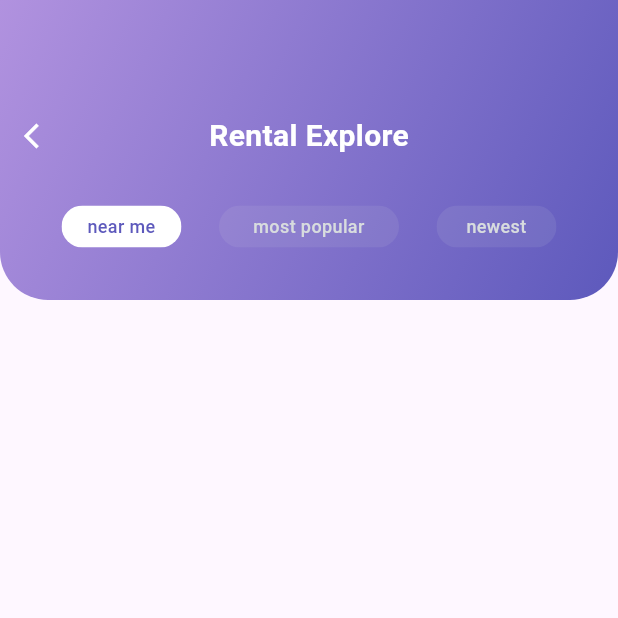
After one commit to bintangbind9/cycle_go, a Flutter app: the screen it shows after launch, after a tap on "Rental Explore", on a phone screen of 412 x 824 dp, the top half of it. The commit adds this screen. Run offline on Flutter 3.47's test engine with Material 2 defaults, Android fonts, the phone set to English and light mode, and no system bars.

Commit message:
Update Rental Explore AppBar

```diff
--- a/lib/constants/styles.dart
+++ b/lib/constants/styles.dart
@@ -1,4 +1,5 @@
 class Styles {
   static const double mainPadding = 16.0;
   static const double mainRadius = 32.0;
+  static const num mainTopPadding = 60;
 }
--- a/lib/presentations/home_page/home_page.dart
+++ b/lib/presentations/home_page/home_page.dart
@@ -3,7 +3,7 @@ import 'package:cyclego/constants/app_images.dart';
 import 'package:cyclego/constants/styles.dart';
 import 'package:cyclego/presentations/home_page/greeting_widget.dart';
 import 'package:cyclego/presentations/home_page/main_banner_widget.dart';
-import 'package:cyclego/presentations/shared_widgets/primay_button_widget.dart';
+import 'package:cyclego/presentations/shared_widgets/primary_button_widget.dart';
 import 'package:cyclego/presentations/shared_widgets/radio_text_widget.dart';
 import 'package:cyclego/utils/extensions/sized_box.dart';
 import 'package:flutter/material.dart';
@@ -29,7 +29,7 @@ class HomePage extends StatelessWidget {
             child: Column(
               crossAxisAlignment: CrossAxisAlignment.start,
               children: [
-                60.sizedBoxHeight,
+                Styles.mainTopPadding.sizedBoxHeight,
                 const GreetingWidget(),
                 const MainBannerWidget(),
                 const RadioTextWidget(
--- a/lib/presentations/home_page/main_banner_widget.dart
+++ b/lib/presentations/home_page/main_banner_widget.dart
@@ -1,4 +1,5 @@
 import 'package:cyclego/constants/constants.dart';
+import 'package:cyclego/presentations/home_page/rental_explore_page/rental_explore_page.dart';
 import 'package:cyclego/utils/extensions/sized_box.dart';
 import 'package:flutter/material.dart';
 
@@ -16,7 +17,16 @@ class MainBannerWidget extends StatelessWidget {
             vertical: 20,
             horizontal: Styles.mainPadding,
           ),
-          child: Container(
+          child: Material(
+            type: MaterialType.transparency,
+            child: InkWell(
+              onTap: () => Navigator.of(context).push(
+                MaterialPageRoute(
+                  builder: (context) => const RentalExplorePage(),
+                ),
+              ),
+              borderRadius: BorderRadius.circular(Styles.mainRadius),
+              child: Ink(
                 width: MediaQuery.of(context).size.width,
                 height: 200,
                 decoration: BoxDecoration(
@@ -83,6 +93,8 @@ class MainBannerWidget extends StatelessWidget {
                 ),
               ),
             ),
+          ),
+        ),
         SizedBox(
           width: MediaQuery.of(context).size.width,
           height: 240,
--- /dev/null
+++ b/lib/presentations/home_page/rental_explore_page/rental_explore_page.dart
@@ -0,0 +1,128 @@
+import 'package:cyclego/constants/styles.dart';
+import 'package:cyclego/presentations/shared_widgets/tab_button_widget.dart';
+import 'package:cyclego/utils/extensions/sized_box.dart';
+import 'package:flutter/material.dart';
+
+import '../../../constants/app_colors.dart';
+
+enum RentalExploreFilter {
+  nearMe,
+  mostPopular,
+  newest,
+}
+
+class RentalExplorePage extends StatefulWidget {
+  const RentalExplorePage({super.key});
+
+  @override
+  State<RentalExplorePage> createState() => _RentalExplorePageState();
+}
+
+class _RentalExplorePageState extends State<RentalExplorePage> {
+  RentalExploreFilter _filter = RentalExploreFilter.nearMe;
+
+  void setFilter(RentalExploreFilter filter) {
+    setState(() {
+      _filter = filter;
+    });
+  }
+
+  @override
+  Widget build(BuildContext context) {
+    return Scaffold(
+      body: Column(
+        children: [
+          Container(
+            width: MediaQuery.of(context).size.width,
+            height: 200,
+            decoration: const BoxDecoration(
+              gradient: LinearGradient(
+                begin: Alignment.topLeft,
+                end: Alignment.bottomRight,
+                colors: AppColors.gradientSecondary,
+              ),
+              borderRadius: BorderRadius.only(
+                bottomLeft: Radius.circular(Styles.mainRadius),
+                bottomRight: Radius.circular(Styles.mainRadius),
+              ),
+            ),
+            child: Column(
+              children: [
+                Styles.mainTopPadding.sizedBoxHeight,
+                SizedBox(
+                  width: MediaQuery.of(context).size.width,
+                  child: Padding(
+                    padding: const EdgeInsets.all(Styles.mainPadding),
+                    child: Row(
+                      mainAxisAlignment: MainAxisAlignment.spaceBetween,
+                      children: [
+                        GestureDetector(
+                          onTap: () => Navigator.pop(context),
+                          child: const Icon(
+                            Icons.arrow_back_ios,
+                            color: AppColors.white,
+                            size: 20,
+                          ),
+                        ),
+                        const Text(
+                          'Rental Explore',
+                          style: TextStyle(
+                            color: AppColors.white,
+                            fontWeight: FontWeight.bold,
+                            fontSize: 20,
+                          ),
+                        ),
+                        20.sizedBoxWidth,
+                      ],
+                    ),
+                  ),
+                ),
+                Padding(
+                  padding: const EdgeInsets.all(Styles.mainPadding),
+                  child: Row(
+                    mainAxisAlignment: MainAxisAlignment.spaceEvenly,
+                    children: [
+                      TabButtonWidget(
+                        onPressed: () => setFilter(
+                          RentalExploreFilter.nearMe,
+                        ),
+                        text: 'near me',
+                        textSize: 12,
+                        width: 80,
+                        height: 28,
+                        isEnabled: _filter == RentalExploreFilter.nearMe,
+                        horizontalPadding: 14,
+                      ),
+                      TabButtonWidget(
+                        onPressed: () => setFilter(
+                          RentalExploreFilter.mostPopular,
+                        ),
+                        text: 'most popular',
+                        textSize: 12,
+                        width: 120,
+                        height: 28,
+                        isEnabled: _filter == RentalExploreFilter.mostPopular,
+                        horizontalPadding: 14,
+                      ),
+                      TabButtonWidget(
+                        onPressed: () => setFilter(
+                          RentalExploreFilter.newest,
+                        ),
+                        text: 'newest',
+                        textSize: 12,
+                        width: 80,
+                        height: 28,
+                        isEnabled: _filter == RentalExploreFilter.newest,
+                        horizontalPadding: 14,
+                      ),
+                    ],
+                  ),
+                ),
+              ],
+            ),
+          ),
+        ],
+      ),
+    );
+  }
+}
--- /dev/null
+++ b/lib/presentations/shared_widgets/tab_button_widget.dart
@@ -0,0 +1,80 @@
+import 'package:flutter/material.dart';
+
+import '../../constants/app_colors.dart';
+
+class TabButtonWidget extends StatelessWidget {
+  final VoidCallback onPressed;
+  final String text;
+  final double textSize;
+  final IconData? trailingIcon;
+  final double width;
+  final double height;
+  final bool isEnabled;
+  final double horizontalPadding;
+
+  const TabButtonWidget({
+    super.key,
+    required this.onPressed,
+    required this.text,
+    required this.textSize,
+    this.trailingIcon,
+    required this.width,
+    required this.height,
+    required this.isEnabled,
+    required this.horizontalPadding,
+  });
+
+  @override
+  Widget build(BuildContext context) {
+    var textChild = Text(
+      text,
+      textAlign: TextAlign.center,
+      style: TextStyle(
+        color: isEnabled ? AppColors.purple : AppColors.disable,
+        fontWeight: FontWeight.w500,
+        fontSize: textSize,
+      ),
+    );
+
+    return Material(
+      type: MaterialType.transparency,
+      child: InkWell(
+        onTap: onPressed,
+        borderRadius: BorderRadius.circular(height / 2),
+        child: Ink(
+          width: width,
+          height: height,
+          decoration: BoxDecoration(
+            color: isEnabled
+                ? AppColors.white
+                : AppColors.disable.withOpacity(0.1),
+            borderRadius: BorderRadius.circular(height / 2),
+          ),
+          child: Center(
+            child: trailingIcon == null
+                ? textChild
+                : Padding(
+                    padding: EdgeInsets.symmetric(
+                      vertical: 0,
+                      horizontal: horizontalPadding,
+                    ),
+                    child: Row(
+                      mainAxisAlignment: MainAxisAlignment.spaceBetween,
+                      crossAxisAlignment: CrossAxisAlignment.center,
+                      children: [
+                        textChild,
+                        Icon(
+                          size: textSize,
+                          trailingIcon,
+                          color:
+                              isEnabled ? AppColors.purple : AppColors.disable,
+                        ),
+                      ],
+                    ),
+                  ),
+          ),
+        ),
+      ),
+    );
+  }
+}
```
Also changed, not shown: lib/presentations/shared_widgets/primary_button_widget.dart (renamed from lib/presentations/shared_widgets/primay_button_widget.dart). Lines whose indentation alone changed are shown as unchanged.
